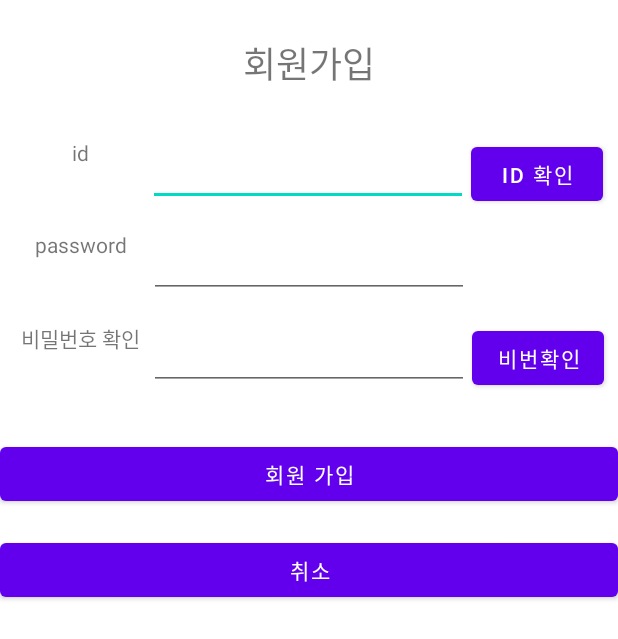
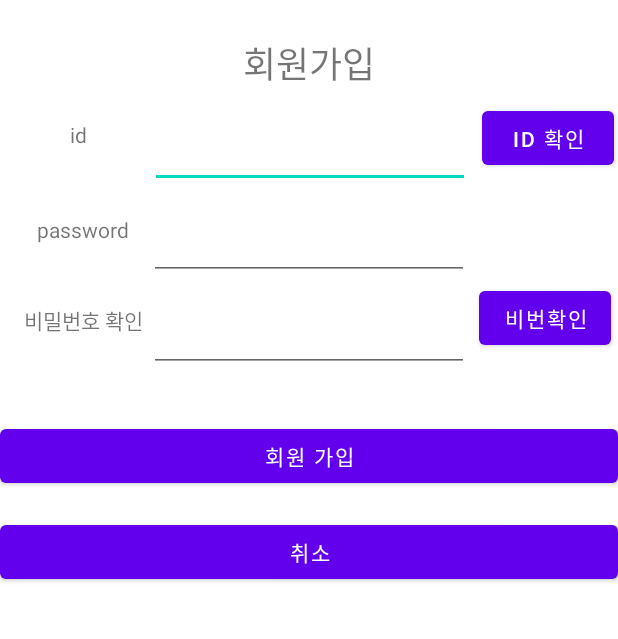
Before and after one commit to kOsari59/chating, an Android app: the layout activity_sign.xml on its own in the app's theme, with its tools: preview values and no code run, on a phone screen of 412 x 824 dp. Shown: the top 639 px of the screen. Run offline under Robolectric (Android 15) with nearby library versions, the phone set to English and light mode, and no system bars; network calls fail.

Commit message:
22/01/19 first

```diff
--- a/app/src/main/AndroidManifest.xml
+++ b/app/src/main/AndroidManifest.xml
@@ -1,6 +1,7 @@
 <?xml version="1.0" encoding="utf-8"?>
 <manifest xmlns:android="http://schemas.android.com/apk/res/android"
     package="com.example.chatting">
+
     <uses-permission android:name="android.permission.INTERNET" />
 
     <application
@@ -11,6 +12,9 @@
         android:supportsRtl="true"
         android:theme="@style/Theme.Chatting"
         android:usesCleartextTraffic="true">
+        <activity
+            android:name=".activity_sign"
+            android:exported="false" />
         <activity
             android:name=".MainActivity"
             android:exported="true">
--- a/app/src/main/java/com/example/chatting/MainActivity.java
+++ b/app/src/main/java/com/example/chatting/MainActivity.java
@@ -22,7 +22,7 @@ public class MainActivity extends AppCompatActivity {
 
     EditText et_ID;
     EditText et_PASS;
-    Button btlogin;
+    Button btlogin ,btsign;
     boolean bl;
     @Override
     protected void onCreate(Bundle savedInstanceState) {
@@ -32,6 +32,7 @@ public class MainActivity extends AppCompatActivity {
         et_ID = findViewById(R.id.et_ID);
         et_PASS = findViewById(R.id.et_PASS);
         btlogin = findViewById(R.id.btn_login);
+        btsign = findViewById(R.id.btn_sign);
 
 
         btlogin.setOnClickListener(new View.OnClickListener() {
@@ -70,5 +71,13 @@ public class MainActivity extends AppCompatActivity {
             }
 
         });
+
+        btsign.setOnClickListener(new View.OnClickListener() {
+            @Override
+            public void onClick(View v) {
+                Intent it = new Intent(MainActivity.this,activity_sign.class);
+                startActivity(it);
+            }
+        });
     }
 }
--- /dev/null
+++ b/app/src/main/java/com/example/chatting/activity_sign.java
@@ -0,0 +1,14 @@
+package com.example.chatting;
+
+import androidx.appcompat.app.AppCompatActivity;
+
+import android.os.Bundle;
+
+public class activity_sign extends AppCompatActivity {
+
+    @Override
+    protected void onCreate(Bundle savedInstanceState) {
+        super.onCreate(savedInstanceState);
+        setContentView(R.layout.activity_sign);
+    }
+}
--- a/app/src/main/res/layout/activity_sign.xml
+++ b/app/src/main/res/layout/activity_sign.xml
@@ -3,7 +3,8 @@
     xmlns:app="http://schemas.android.com/apk/res-auto"
     xmlns:tools="http://schemas.android.com/tools"
     android:layout_width="match_parent"
-    android:layout_height="match_parent">
+    android:layout_height="match_parent"
+    tools:context=".activity_sign">
 
     <TextView
         android:id="@+id/tv_sign"
@@ -20,16 +21,14 @@
         android:id="@+id/et_userid"
         android:layout_width="wrap_content"
         android:layout_height="wrap_content"
-        android:layout_marginTop="32dp"
-        android:layout_marginBottom="598dp"
         android:ems="10"
         android:inputType="textPersonName"
         app:layout_constraintBottom_toBottomOf="parent"
         app:layout_constraintEnd_toEndOf="parent"
-        app:layout_constraintHorizontal_bias="0.497"
+        app:layout_constraintHorizontal_bias="0.502"
         app:layout_constraintStart_toStartOf="parent"
-        app:layout_constraintTop_toBottomOf="@+id/tv_sign"
-        app:layout_constraintVertical_bias="0.0" />
+        app:layout_constraintTop_toTopOf="parent"
+        app:layout_constraintVertical_bias="0.103" />
 
     <EditText
         android:id="@+id/et_pass"
@@ -47,36 +46,39 @@
         android:layout_width="wrap_content"
         android:layout_height="wrap_content"
         android:layout_marginStart="16dp"
-        android:layout_marginTop="32dp"
+        android:layout_marginTop="80dp"
         android:layout_marginEnd="8dp"
         android:text="id"
         app:layout_constraintEnd_toStartOf="@+id/et_userid"
+        app:layout_constraintHorizontal_bias="0.476"
         app:layout_constraintStart_toStartOf="parent"
-        app:layout_constraintTop_toBottomOf="@+id/tv_sign" />
+        app:layout_constraintTop_toTopOf="parent" />
 
     <TextView
         android:id="@+id/textView5"
         android:layout_width="wrap_content"
         android:layout_height="wrap_content"
         android:layout_marginStart="16dp"
-        android:layout_marginTop="16dp"
+        android:layout_marginTop="44dp"
         android:layout_marginEnd="8dp"
         android:text="password"
         app:layout_constraintEnd_toStartOf="@+id/et_pass"
+        app:layout_constraintHorizontal_bias="0.6"
         app:layout_constraintStart_toStartOf="parent"
-        app:layout_constraintTop_toBottomOf="@+id/et_userid" />
+        app:layout_constraintTop_toBottomOf="@+id/tv_id" />
 
     <Button
         android:id="@+id/btn_idcheck"
         android:layout_width="wrap_content"
         android:layout_height="wrap_content"
         android:layout_marginStart="8dp"
-        android:layout_marginTop="32dp"
+        android:layout_marginTop="68dp"
         android:layout_marginEnd="16dp"
         android:text="ID 확인"
         app:layout_constraintEnd_toEndOf="parent"
+        app:layout_constraintHorizontal_bias="0.0"
         app:layout_constraintStart_toEndOf="@+id/et_userid"
-        app:layout_constraintTop_toBottomOf="@+id/tv_sign" />
+        app:layout_constraintTop_toTopOf="parent" />
 
     <EditText
         android:id="@+id/editTextTextPassword2"
@@ -94,24 +96,26 @@
         android:layout_width="wrap_content"
         android:layout_height="wrap_content"
         android:layout_marginStart="16dp"
-        android:layout_marginTop="16dp"
+        android:layout_marginTop="40dp"
         android:layout_marginEnd="8dp"
         android:text="비밀번호 확인"
         app:layout_constraintEnd_toStartOf="@+id/editTextTextPassword2"
+        app:layout_constraintHorizontal_bias="0.0"
         app:layout_constraintStart_toStartOf="parent"
-        app:layout_constraintTop_toBottomOf="@+id/et_pass" />
+        app:layout_constraintTop_toBottomOf="@+id/textView5" />
 
     <Button
         android:id="@+id/btn_passcheck"
         android:layout_width="wrap_content"
         android:layout_height="wrap_content"
         android:layout_marginStart="8dp"
-        android:layout_marginTop="16dp"
+        android:layout_marginTop="72dp"
         android:layout_marginEnd="16dp"
         android:text="비번확인"
         app:layout_constraintEnd_toEndOf="parent"
+        app:layout_constraintHorizontal_bias="0.153"
         app:layout_constraintStart_toEndOf="@+id/editTextTextPassword2"
-        app:layout_constraintTop_toBottomOf="@+id/et_pass" />
+        app:layout_constraintTop_toBottomOf="@+id/btn_idcheck" />
 
     <Button
         android:id="@+id/btn_submission"
@@ -132,4 +136,5 @@
         app:layout_constraintEnd_toEndOf="parent"
         app:layout_constraintStart_toStartOf="parent"
         app:layout_constraintTop_toBottomOf="@+id/btn_submission" />
+
 </androidx.constraintlayout.widget.ConstraintLayout>
--- /dev/null
+++ b/app/src/main/res/values/ids.xml
@@ -0,0 +1,14 @@
+<?xml version="1.0" encoding="utf-8"?>
+<resources>
+    <item name="tv_sign" type="id" />
+    <item name="et_userid" type="id" />
+    <item name="et_pass" type="id" />
+    <item name="tv_id" type="id" />
+    <item name="textView5" type="id" />
+    <item name="btn_idcheck" type="id" />
+    <item name="editTextTextPassword2" type="id" />
+    <item name="tv_passcheck" type="id" />
+    <item name="btn_passcheck" type="id" />
+    <item name="btn_submission" type="id" />
+    <item name="btn_cancel" type="id" />
+</resources>
```
